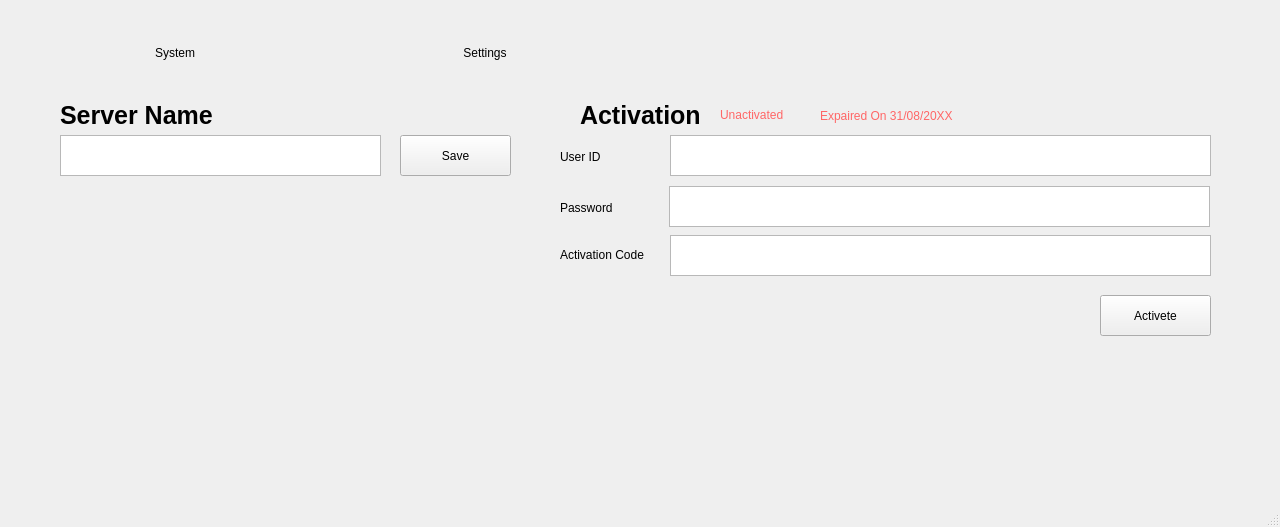
First picture: the form in UI/Main_UI.ui, repository YukiOhira0416/remote_server_tasktray, before the edit.
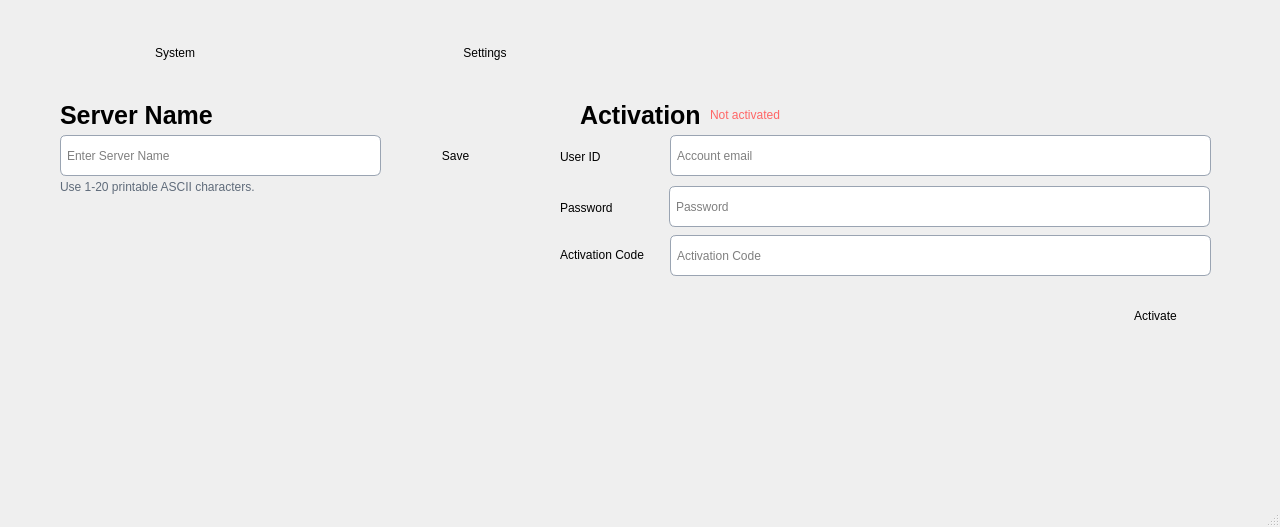
Second picture: the form after the edit.

The edit to the form file:
```diff
--- a/UI/Main_UI.ui
+++ b/UI/Main_UI.ui
@@ -55,7 +55,19 @@
       <string notr="true">QPushButton {
 	font-family: &quot;Segoe UI&quot;;
 	font-size: 12px;
-	padding: 5px;
+	padding: 6px 12px;
+	border-radius: 6px;
+}
+
+QLineEdit {
+	border: 1px solid #9aa4b2;
+	border-radius: 6px;
+	padding: 4px;
+	background: white;
+}
+
+QLineEdit:focus {
+	border: 2px solid #1f6feb;
 }
 
 #label_00 {
@@ -88,6 +100,7 @@
 #label_05 {
 	font-family: &quot;Segoe UI&quot;;
 	font-size: 12px;
+	color: #5f6b7a;
 }
 
 #label_06 {
@@ -134,7 +147,7 @@
        <string>Server Name</string>
       </property>
      </widget>
-     <widget class="QTextEdit" name="textEdit_0">
+     <widget class="QLineEdit" name="textEdit_0">
       <property name="geometry">
        <rect>
         <x>40</x>
@@ -143,6 +156,12 @@
         <height>41</height>
        </rect>
       </property>
+      <property name="maxLength">
+       <number>20</number>
+      </property>
+      <property name="placeholderText">
+       <string>Enter Server Name</string>
+      </property>
      </widget>
      <widget class="QPushButton" name="pushButton_0">
       <property name="geometry">
@@ -157,6 +176,19 @@
        <string>Save</string>
       </property>
      </widget>
+     <widget class="QLabel" name="label_05">
+      <property name="geometry">
+       <rect>
+        <x>40</x>
+        <y>102</y>
+        <width>321</width>
+        <height>20</height>
+       </rect>
+      </property>
+      <property name="text">
+       <string>Use 1-20 printable ASCII characters.</string>
+      </property>
+     </widget>
      <widget class="QLabel" name="label_01">
       <property name="geometry">
        <rect>
@@ -180,7 +212,7 @@
        <string>Activation</string>
       </property>
      </widget>
-     <widget class="QTextEdit" name="textEdit_1">
+     <widget class="QLineEdit" name="textEdit_1">
       <property name="geometry">
        <rect>
         <x>650</x>
@@ -189,6 +221,9 @@
         <height>41</height>
        </rect>
       </property>
+      <property name="placeholderText">
+       <string>Account email</string>
+      </property>
      </widget>
      <widget class="QLabel" name="label_02">
       <property name="geometry">
@@ -229,7 +264,7 @@
        <string>Activation Code</string>
       </property>
      </widget>
-     <widget class="QTextEdit" name="textEdit_2">
+     <widget class="QLineEdit" name="textEdit_2">
       <property name="geometry">
        <rect>
         <x>649</x>
@@ -238,8 +273,14 @@
         <height>41</height>
        </rect>
       </property>
+      <property name="echoMode">
+       <enum>QLineEdit::Password</enum>
+      </property>
+      <property name="placeholderText">
+       <string>Password</string>
+      </property>
      </widget>
-     <widget class="QTextEdit" name="textEdit_3">
+     <widget class="QLineEdit" name="textEdit_3">
       <property name="geometry">
        <rect>
         <x>650</x>
@@ -248,31 +289,8 @@
         <height>41</height>
        </rect>
       </property>
-     </widget>
-     <widget class="QLabel" name="label_06">
-      <property name="geometry">
-       <rect>
-        <x>700</x>
-        <y>29</y>
-        <width>71</width>
-        <height>21</height>
-       </rect>
-      </property>
-      <property name="text">
-       <string>Unactivated</string>
-      </property>
-     </widget>
-     <widget class="QLabel" name="label_07">
-      <property name="geometry">
-       <rect>
-        <x>800</x>
-        <y>30</y>
-        <width>141</width>
-        <height>21</height>
-       </rect>
-      </property>
-      <property name="text">
-       <string>Expaired On 31/08/20XX</string>
+      <property name="placeholderText">
+       <string>Activation Code</string>
       </property>
      </widget>
      <widget class="QPushButton" name="pushButton_1">
@@ -285,7 +303,33 @@
        </rect>
       </property>
       <property name="text">
-       <string>Activete</string>
+       <string>Activate</string>
+      </property>
+     </widget>
+     <widget class="QLabel" name="label_06">
+      <property name="geometry">
+       <rect>
+        <x>690</x>
+        <y>28</y>
+        <width>110</width>
+        <height>24</height>
+       </rect>
+      </property>
+      <property name="text">
+       <string>Not activated</string>
+      </property>
+     </widget>
+     <widget class="QLabel" name="label_07">
+      <property name="geometry">
+       <rect>
+        <x>810</x>
+        <y>28</y>
+        <width>250</width>
+        <height>24</height>
+       </rect>
+      </property>
+      <property name="text">
+       <string/>
       </property>
      </widget>
     </widget>
```
Left out of the diff: 14 changed lines with no effect on the pictures.
